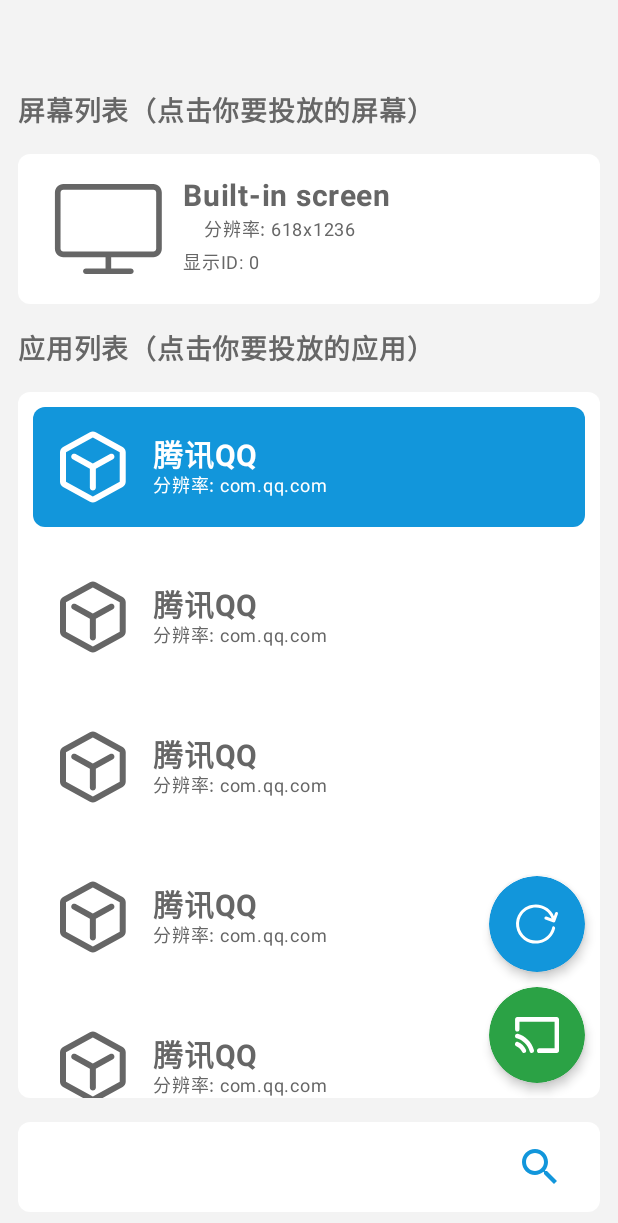
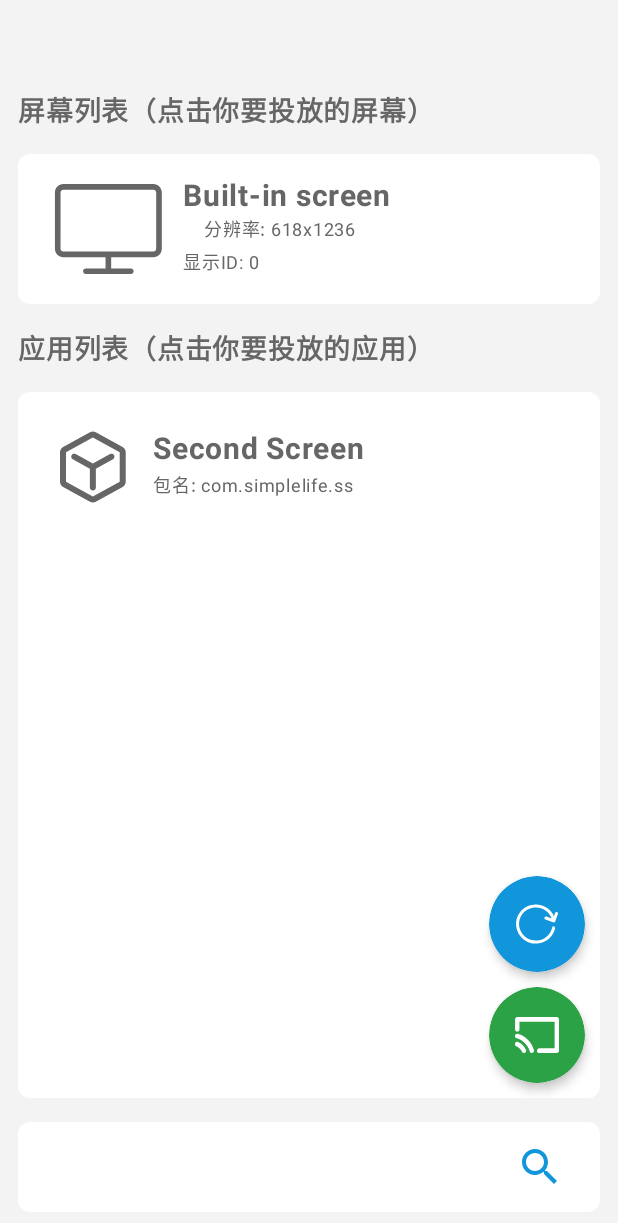
Before and after one commit to zb2947244682/SecondScreen2, an Android app built with Jetpack Compose: the screen it shows after launch (MainActivity), on a phone screen of 412 x 824 dp. Shown: the top 1223 px of the screen. Run offline under Robolectric (Android 15) with nearby library versions, the phone set to English and light mode, and no system bars; our stand-ins replace constraintlayout-compose.

Commit message:
无敌了

```diff
--- a/app/src/main/AndroidManifest.xml
+++ b/app/src/main/AndroidManifest.xml
@@ -4,6 +4,9 @@
 
     <uses-permission android:name="android.permission.POST_NOTIFICATIONS" />
     <uses-permission android:name="android.permission.INTERNET" />
+    <uses-permission
+        android:name="android.permission.QUERY_ALL_PACKAGES"
+        tools:ignore="QueryAllPackagesPermission" />
 
     <application
         android:name=".ApplicationRoot"
--- a/app/src/main/java/com/simplelife/ss/AppUtils.kt
+++ b/app/src/main/java/com/simplelife/ss/AppUtils.kt
@@ -5,6 +5,7 @@
 import android.content.Intent
 import android.content.pm.ApplicationInfo
 import android.content.pm.PackageManager
+import android.util.Log
 import androidx.core.content.ContextCompat.startActivity
 
 object AppUtils {
--- a/app/src/main/java/com/simplelife/ss/MainActivity.kt
+++ b/app/src/main/java/com/simplelife/ss/MainActivity.kt
@@ -9,7 +9,6 @@
 import androidx.compose.foundation.Image
 import androidx.compose.foundation.background
 import androidx.compose.foundation.clickable
-import androidx.compose.foundation.focusable
 import androidx.compose.foundation.horizontalScroll
 import androidx.compose.foundation.layout.*
 import androidx.compose.foundation.rememberScrollState
@@ -35,7 +34,8 @@
 import androidx.compose.ui.unit.sp
 import androidx.constraintlayout.compose.ConstraintLayout
 import androidx.constraintlayout.compose.Dimension
-import com.simplelife.ss.bean.ScreenItem
+import com.simplelife.ss.bean.AppItemBean
+import com.simplelife.ss.bean.ScreenItemBean
 import com.simplelife.ss.ui.theme.*
 
 class MainActivity : ComponentActivity() {
@@ -57,7 +57,10 @@
 fun Content() {
 
     var displayList = remember {
-        mutableStateOf(listOf<ScreenItem>())
+        mutableStateOf(listOf<ScreenItemBean>())
+    }
+    var appList = remember {
+        mutableStateOf(listOf<AppItemBean>())
     }
 
     var context = LocalContext.current
@@ -88,7 +91,8 @@
             LaunchedEffect(Unit) {
                 // 执行一次性操作，比如初始化数据
                 // 此处可以调用挂起函数
-                displayList.value = loadScreenListData(context)
+                displayList.value = loadDisplayListData(context)
+                appList.value = loadAppListData(context)
                 // 使用数据更新 UI 状态
             }
 
@@ -189,27 +193,32 @@
                 .verticalScroll(rememberScrollState())
 
             ) {
-                AppItem(
-                    isActive = true, name = "腾讯QQ", packageName = "com.qq.com"
-                )
-                AppItem(
-                    isActive = false, name = "腾讯QQ", packageName = "com.qq.com"
-                )
-                AppItem(
-                    isActive = false, name = "腾讯QQ", packageName = "com.qq.com"
-                )
-                AppItem(
-                    isActive = false, name = "腾讯QQ", packageName = "com.qq.com"
-                )
-                AppItem(
-                    isActive = false, name = "腾讯QQ", packageName = "com.qq.com"
-                )
-                AppItem(
-                    isActive = false, name = "腾讯QQ", packageName = "com.qq.com"
-                )
-                AppItem(
-                    isActive = false, name = "腾讯QQ", packageName = "com.qq.com"
-                )
+
+                appList.value.forEach { app ->
+                    AppItem(
+                        isActive = false, name = app.name, packageName = app.packageName
+                    )
+                }
+
+
+//                AppItem(
+//                    isActive = false, name = "腾讯QQ", packageName = "com.qq.com"
+//                )
+//                AppItem(
+//                    isActive = false, name = "腾讯QQ", packageName = "com.qq.com"
+//                )
+//                AppItem(
+//                    isActive = false, name = "腾讯QQ", packageName = "com.qq.com"
+//                )
+//                AppItem(
+//                    isActive = false, name = "腾讯QQ", packageName = "com.qq.com"
+//                )
+//                AppItem(
+//                    isActive = false, name = "腾讯QQ", packageName = "com.qq.com"
+//                )
+//                AppItem(
+//                    isActive = false, name = "腾讯QQ", packageName = "com.qq.com"
+//                )
             }
 
 
@@ -292,12 +301,14 @@
             //悬浮的按钮
             var (rib1, rib2) = createRefs()
 
+
             //刷新按钮
             RoundedIconButton(
                 R.drawable.ic_refresh,
                 CustomButtonPrimary,
                 {
-                    displayList.value = loadScreenListData(context)
+                    displayList.value = loadDisplayListData(context)
+                    appList.value = loadAppListData(context)
                 },
                 modifier = Modifier.constrainAs(rib2) {
                     end.linkTo(col1.end, margin = 10.dp)
@@ -309,7 +320,7 @@
                 R.drawable.ic_cast,
                 CustomButtonSuccess,
                 {
-                    displayList.value = loadScreenListData(context)
+                    displayList.value = loadDisplayListData(context)
                 },
                 modifier = Modifier.constrainAs(rib1) {
                     end.linkTo(col1.end, margin = 10.dp)
@@ -336,20 +347,43 @@
 //读取屏幕列表
 //读取屏幕列表
 //读取屏幕列表
-fun loadScreenListData(context: Context): List<ScreenItem> {
-
-    Log.d("123123", "loadScreenListData")
+fun loadDisplayListData(context: Context): List<ScreenItemBean> {
 
     val displayList = DisplayUtils.getAllDisplays(context)
 
     return displayList.map { display ->
         val resolution =
             "${display.mode.physicalWidth}x${display.mode.physicalHeight}" // 假设display对象有width和height属性
-        ScreenItem(
+        ScreenItemBean(
             displayId = display.displayId,
             name = display.name,
             resolution = resolution
         )
+    }
+}
+
+
+//读取应用列表
+//读取应用列表
+//读取应用列表
+//读取应用列表
+//读取应用列表
+//读取应用列表
+//读取应用列表
+//读取应用列表
+//读取应用列表
+//读取应用列表
+//读取应用列表
+//读取应用列表
+//读取应用列表
+//读取应用列表
+//读取应用列表
+fun loadAppListData(context: Context): List<AppItemBean> {
+
+    val appList = AppUtils.getApps(context)
+
+    return appList.map { app ->
+        AppItemBean(app.name, app.packageName)
     }
 }
 
@@ -475,7 +509,7 @@
             })
 
 
-        Text(text = "分辨率: $packageName",
+        Text(text = "包名: $packageName",
             color = textColor,
             fontSize = 12.sp,
             modifier = Modifier.constrainAs(text2) {
--- /dev/null
+++ b/app/src/main/java/com/simplelife/ss/bean/AppItemBean.kt
@@ -0,0 +1,6 @@
+package com.simplelife.ss.bean
+
+data class AppItemBean(
+    val name: String,
+    val packageName: String
+)
--- a/app/src/main/java/com/simplelife/ss/bean/ScreenItem.kt
+++ b/app/src/main/java/com/simplelife/ss/bean/ScreenItemBean.kt
@@ -1,6 +1,6 @@
 package com.simplelife.ss.bean
 
-data class ScreenItem(
+data class ScreenItemBean(
     val name: String,
     val resolution: String,
     val displayId: Int
```
